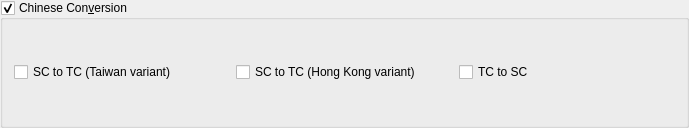
Old version of the form chineseconversion.ui in the repository goldendict/goldendict.
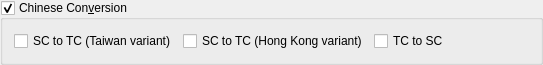
New version of the form.

The edit to the form file:
```diff
--- a/chineseconversion.ui
+++ b/chineseconversion.ui
@@ -6,8 +6,8 @@
    <rect>
     <x>0</x>
     <y>0</y>
-    <width>689</width>
-    <height>128</height>
+    <width>543</width>
+    <height>64</height>
    </rect>
   </property>
   <property name="sizePolicy">
```
